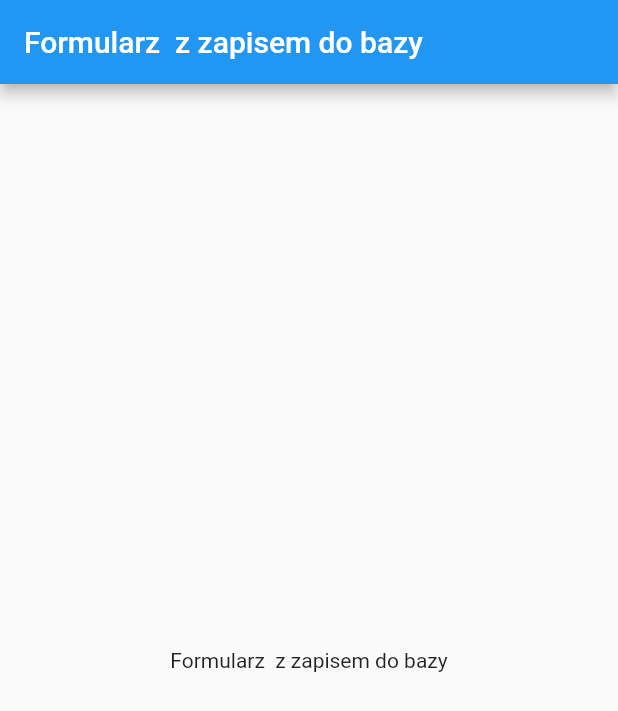
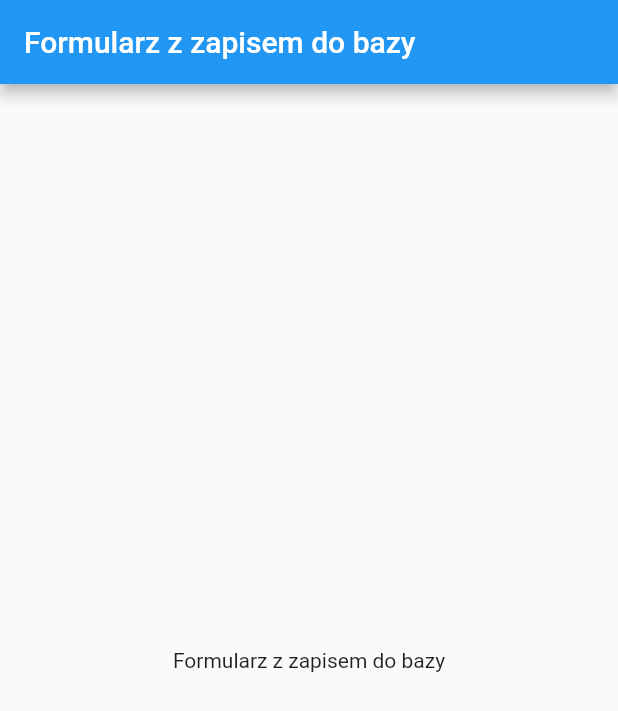
Before and after one commit to Kacperell/Flutter-App, a Flutter app: the screen it shows after launch, after a tap on "Widget", on a phone screen of 412 x 824 dp. Shown: the top 711 px of the screen. Run offline on Flutter 3.47's test engine with Material 2 defaults, Android fonts, the phone set to English and light mode, and no system bars.

Commit message:
home list view

```diff
--- a/lib/screens/home.dart
+++ b/lib/screens/home.dart
@@ -3,11 +3,9 @@ import 'package:flutter/material.dart';
 import 'package:app/screens/FormWithDateSaving.dart';
 
 class Home extends StatefulWidget {
-  String _xd = 'xddd';
-
   var _screens = [
-    FormWithDateSaving('Formularz  z zapisem do bazy'),
-    FormWithDateSaving('Formularz  z zapisem do bazy'),
+    FormWithDateSaving('Formularz z zapisem do bazy'),
+    FormWithDateSaving('Formularz z zapisem do bazy'),
   ];
 
   @override
@@ -20,7 +18,7 @@ class _HomeState extends State<Home> {
     return Scaffold(
         appBar: AppBar(
           // backgroundColor: Colors.blue[900],
-          title: const Text('Home8'),
+          title: const Text('Home'),
           automaticallyImplyLeading: false,
         ),
         body: Center(
@@ -47,37 +45,3 @@ class _HomeState extends State<Home> {
         ));
   }
 }
-
-// class _HomeState extends State<Home> {
-//   String lol = 'FormWithDateSaving';
-//   @override
-//   Widget build(BuildContext context) {
-//     return Scaffold(
-//         appBar: AppBar(
-//           // backgroundColor: Colors.blue[900],
-//           title: const Text('Home'),
-//           automaticallyImplyLeading: false, //hide back button
-//         ),
-//         body: Center(
-//             child: ListView(
-//           children: <Widget>[
-//             FlatButton(
-//               onPressed: () {
-//                 Navigator.push(
-//                   context,
-//                   MaterialPageRoute(
-//                       builder: (context) => FormWithDateSaving(
-//                           'Formularz ${lol} ${widget._xd} z zapisem do bazy')),
-//                 );
-//               },
-//               child: Padding(
-//                   padding: const EdgeInsets.all(15.0),
-//                   child: Text(
-//                     'fsafsa',
-//                     style: TextStyle(fontSize: 18),
-//                   )),
-//             ),
-//           ],
-//         )));
-//   }
-// }
```
